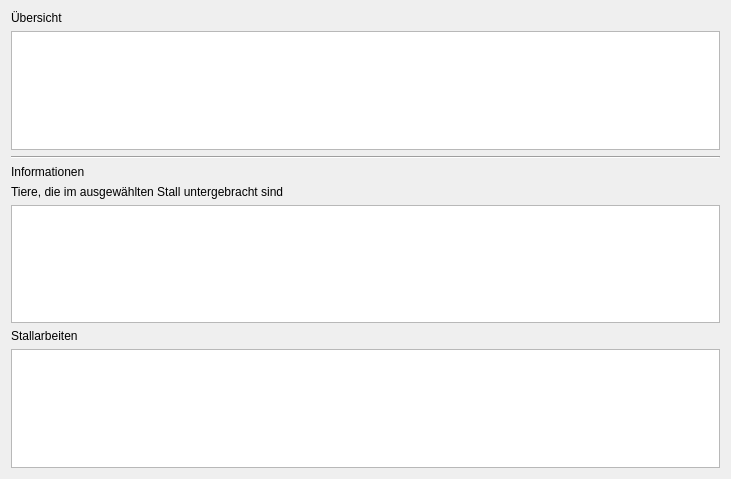
Above: DBS-Bauer/stallwidget.ui from t-script/DBS-Bauer before the change. Below: the same form after it.
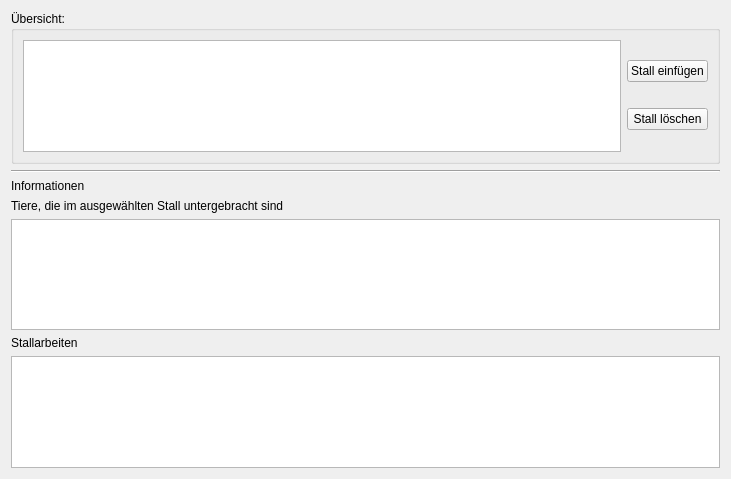
That is the form after the change.

Commit message: Stall einfügen und löschen

Patch:
```diff
--- a/DBS-Bauer/stallwidget.ui
+++ b/DBS-Bauer/stallwidget.ui
@@ -15,15 +15,35 @@
   </property>
   <layout class="QVBoxLayout" name="verticalLayout">
    <item>
-    <widget class="QLabel" name="label">
-     <property name="text">
-      <string>Übersicht</string>
+    <widget class="QGroupBox" name="groupBox">
+     <property name="title">
+      <string>Übersicht:</string>
      </property>
+     <layout class="QHBoxLayout" name="horizontalLayout">
+      <item>
+       <widget class="QTableView" name="tableStall"/>
+      </item>
+      <item>
+       <layout class="QVBoxLayout" name="verticalLayout_2">
+        <item>
+         <widget class="QPushButton" name="stalleinfuegen">
+          <property name="text">
+           <string>Stall einfügen</string>
+          </property>
+         </widget>
+        </item>
+        <item>
+         <widget class="QPushButton" name="stalltot">
+          <property name="text">
+           <string>Stall löschen</string>
+          </property>
+         </widget>
+        </item>
+       </layout>
+      </item>
+     </layout>
     </widget>
    </item>
-   <item>
-    <widget class="QTableView" name="tableStall"/>
-   </item>
    <item>
     <widget class="Line" name="line_3">
      <property name="orientation">
```
The commit also changes 8 other files.
